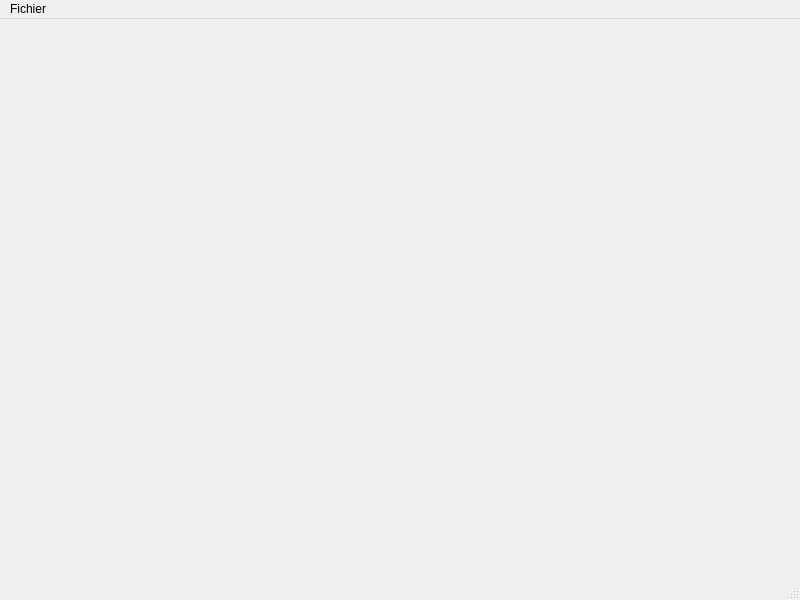
Old version of the form tp4GUI/tp4gui.ui in the repository davelorenzo/tp4.
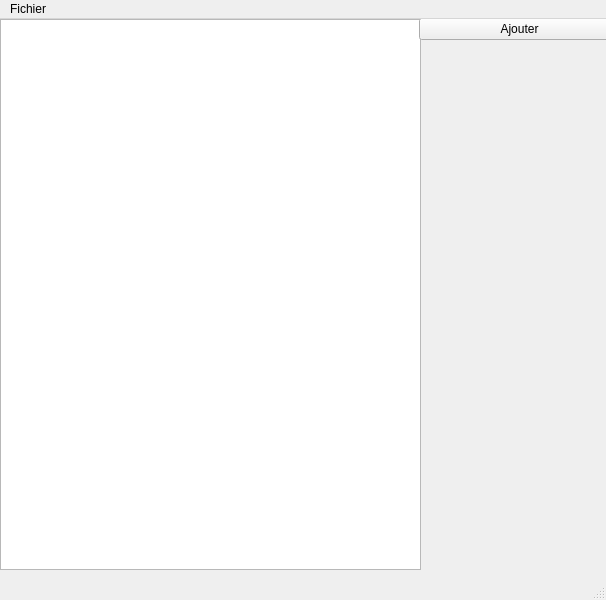
New version of the form.

```diff
--- a/tp4GUI/tp4gui.ui
+++ b/tp4GUI/tp4gui.ui
@@ -6,7 +6,7 @@
    <rect>
     <x>0</x>
     <y>0</y>
-    <width>800</width>
+    <width>606</width>
     <height>600</height>
    </rect>
   </property>
@@ -14,16 +14,52 @@
    <string>MainWindow</string>
   </property>
   <widget class="QWidget" name="centralwidget">
-   <widget class="QWidget" name="verticalLayoutWidget">
+   <widget class="QWidget" name="gridLayoutWidget">
     <property name="geometry">
      <rect>
       <x>0</x>
       <y>0</y>
-      <width>801</width>
+      <width>421</width>
       <height>551</height>
      </rect>
     </property>
-    <layout class="QVBoxLayout" name="verticalLayout"/>
+    <layout class="QGridLayout" name="gridLayout">
+     <item row="3" column="0">
+      <widget class="QTextEdit" name="textEdit"/>
+     </item>
+    </layout>
+   </widget>
+   <widget class="QWidget" name="verticalLayoutWidget">
+    <property name="geometry">
+     <rect>
+      <x>419</x>
+      <y>-1</y>
+      <width>201</width>
+      <height>551</height>
+     </rect>
+    </property>
+    <layout class="QVBoxLayout" name="verticalLayout">
+     <item>
+      <widget class="QPushButton" name="ajouterBouton">
+       <property name="text">
+        <string>Ajouter</string>
+       </property>
+      </widget>
+     </item>
+     <item>
+      <spacer name="verticalSpacer">
+       <property name="orientation">
+        <enum>Qt::Vertical</enum>
+       </property>
+       <property name="sizeHint" stdset="0">
+        <size>
+         <width>20</width>
+         <height>40</height>
+        </size>
+       </property>
+      </spacer>
+     </item>
+    </layout>
    </widget>
   </widget>
   <widget class="QMenuBar" name="menubar">
@@ -31,7 +67,7 @@
     <rect>
      <x>0</x>
      <y>0</y>
-     <width>800</width>
+     <width>606</width>
      <height>27</height>
     </rect>
    </property>
```
